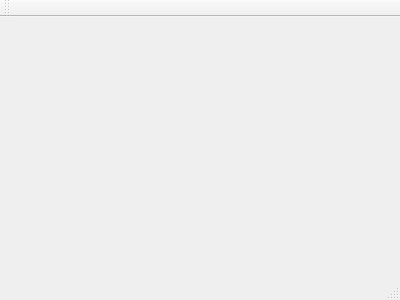
Old version of the form calculatorwindow.ui in the repository CS-Toku/Calculator.
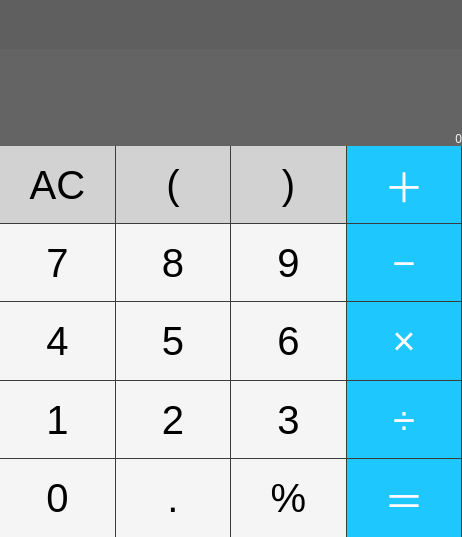
New version of the form.

Patch:
```diff
--- a/calculatorwindow.ui
+++ b/calculatorwindow.ui
@@ -1,24 +1,976 @@
 <ui version="4.0">
  <class>CalculatorWindow</class>
- <widget class="QMainWindow" name="CalculatorWindow" >
-  <property name="geometry" >
+ <widget class="QMainWindow" name="CalculatorWindow">
+  <property name="geometry">
    <rect>
     <x>0</x>
     <y>0</y>
-    <width>400</width>
-    <height>300</height>
+    <width>462</width>
+    <height>537</height>
    </rect>
   </property>
-  <property name="windowTitle" >
-   <string>CalculatorWindow</string>
+  <property name="minimumSize">
+   <size>
+    <width>230</width>
+    <height>285</height>
+   </size>
   </property>
-  <widget class="QMenuBar" name="menuBar" />
-  <widget class="QToolBar" name="mainToolBar" />
-  <widget class="QWidget" name="centralWidget" />
-  <widget class="QStatusBar" name="statusBar" />
+  <property name="windowTitle">
+   <string>Calculator</string>
+  </property>
+  <widget class="QWidget" name="centralWidget">
+   <layout class="QVBoxLayout" name="verticalLayout_2" stretch="1,2,8">
+    <property name="spacing">
+     <number>0</number>
+    </property>
+    <property name="sizeConstraint">
+     <enum>QLayout::SetDefaultConstraint</enum>
+    </property>
+    <property name="leftMargin">
+     <number>0</number>
+    </property>
+    <property name="topMargin">
+     <number>0</number>
+    </property>
+    <property name="rightMargin">
+     <number>0</number>
+    </property>
+    <property name="bottomMargin">
+     <number>0</number>
+    </property>
+    <item>
+     <widget class="QWidget" name="formulaWidget" native="true">
+      <property name="styleSheet">
+       <string notr="true">background-color: rgb(95, 95, 95);
+
+</string>
+      </property>
+      <layout class="QHBoxLayout" name="horizontalLayout_2">
+       <property name="spacing">
+        <number>0</number>
+       </property>
+       <property name="leftMargin">
+        <number>0</number>
+       </property>
+       <property name="topMargin">
+        <number>0</number>
+       </property>
+       <property name="rightMargin">
+        <number>0</number>
+       </property>
+       <property name="bottomMargin">
+        <number>0</number>
+       </property>
+       <item>
+        <spacer name="horizontalSpacer_2">
+         <property name="orientation">
+          <enum>Qt::Horizontal</enum>
+         </property>
+         <property name="sizeHint" stdset="0">
+          <size>
+           <width>40</width>
+           <height>20</height>
+          </size>
+         </property>
+        </spacer>
+       </item>
+       <item>
+        <widget class="QLabel" name="formulaDisplay">
+         <property name="styleSheet">
+          <string notr="true">color: rgb(245, 245, 245)</string>
+         </property>
+         <property name="text">
+          <string/>
+         </property>
+         <property name="alignment">
+          <set>Qt::AlignBottom|Qt::AlignRight|Qt::AlignTrailing</set>
+         </property>
+        </widget>
+       </item>
+      </layout>
+     </widget>
+    </item>
+    <item>
+     <widget class="QWidget" name="valueWidget" native="true">
+      <property name="styleSheet">
+       <string notr="true">background-color: rgb(100, 100, 100);
+</string>
+      </property>
+      <layout class="QHBoxLayout" name="horizontalLayout">
+       <property name="spacing">
+        <number>0</number>
+       </property>
+       <property name="leftMargin">
+        <number>0</number>
+       </property>
+       <property name="topMargin">
+        <number>0</number>
+       </property>
+       <property name="rightMargin">
+        <number>0</number>
+       </property>
+       <property name="bottomMargin">
+        <number>0</number>
+       </property>
+       <item>
+        <spacer name="horizontalSpacer">
+         <property name="orientation">
+          <enum>Qt::Horizontal</enum>
+         </property>
+         <property name="sizeHint" stdset="0">
+          <size>
+           <width>40</width>
+           <height>20</height>
+          </size>
+         </property>
+        </spacer>
+       </item>
+       <item>
+        <widget class="QLabel" name="valueDisplay">
+         <property name="styleSheet">
+          <string notr="true">color: rgb(245, 245, 245)</string>
+         </property>
+         <property name="text">
+          <string>0</string>
+         </property>
+         <property name="alignment">
+          <set>Qt::AlignBottom|Qt::AlignRight|Qt::AlignTrailing</set>
+         </property>
+        </widget>
+       </item>
+      </layout>
+     </widget>
+    </item>
+    <item>
+     <layout class="QGridLayout" name="gridLayout" rowstretch="1,1,1,1,1" columnstretch="1,1,1,1">
+      <property name="sizeConstraint">
+       <enum>QLayout::SetFixedSize</enum>
+      </property>
+      <property name="leftMargin">
+       <number>0</number>
+      </property>
+      <property name="spacing">
+       <number>0</number>
+      </property>
+      <item row="2" column="0">
+       <widget class="QPushButton" name="pushButton_9">
+        <property name="sizePolicy">
+         <sizepolicy hsizetype="MinimumExpanding" vsizetype="MinimumExpanding">
+          <horstretch>0</horstretch>
+          <verstretch>0</verstretch>
+         </sizepolicy>
+        </property>
+        <property name="font">
+         <font>
+          <pointsize>30</pointsize>
+          <weight>50</weight>
+          <italic>false</italic>
+          <bold>false</bold>
+          <underline>false</underline>
+          <strikeout>false</strikeout>
+          <stylestrategy>PreferDefault</stylestrategy>
+          <kerning>true</kerning>
+         </font>
+        </property>
+        <property name="styleSheet">
+         <string notr="true">QPushButton{
+	background-color: rgb(245, 245, 245);
+	border: none;
+	border-bottom: 1px solid rgb(60, 60, 60);
+	border-right: 1px solid rgb(60, 60, 60);
+}
+QPushButton:pressed {
+    background-color: rgb(170, 170, 170);
+}
+</string>
+        </property>
+        <property name="text">
+         <string>4</string>
+        </property>
+        <property name="flat">
+         <bool>false</bool>
+        </property>
+       </widget>
+      </item>
+      <item row="3" column="2">
+       <widget class="QPushButton" name="pushButton_15">
+        <property name="sizePolicy">
+         <sizepolicy hsizetype="MinimumExpanding" vsizetype="MinimumExpanding">
+          <horstretch>0</horstretch>
+          <verstretch>0</verstretch>
+         </sizepolicy>
+        </property>
+        <property name="font">
+         <font>
+          <pointsize>30</pointsize>
+          <weight>50</weight>
+          <italic>false</italic>
+          <bold>false</bold>
+          <underline>false</underline>
+          <strikeout>false</strikeout>
+          <stylestrategy>PreferDefault</stylestrategy>
+          <kerning>true</kerning>
+         </font>
+        </property>
+        <property name="styleSheet">
+         <string notr="true">QPushButton{
+	background-color: rgb(245, 245, 245);
+	border: none;
+	border-bottom: 1px solid rgb(60, 60, 60);
+	border-right: 1px solid rgb(60, 60, 60);
+}
+QPushButton:pressed {
+    background-color: rgb(170, 170, 170);
+}
+</string>
+        </property>
+        <property name="text">
+         <string>3</string>
+        </property>
+        <property name="flat">
+         <bool>false</bool>
+        </property>
+       </widget>
+      </item>
+      <item row="4" column="3">
+       <widget class="QPushButton" name="pushButton_20">
+        <property name="sizePolicy">
+         <sizepolicy hsizetype="MinimumExpanding" vsizetype="MinimumExpanding">
+          <horstretch>0</horstretch>
+          <verstretch>0</verstretch>
+         </sizepolicy>
+        </property>
+        <property name="font">
+         <font>
+          <pointsize>30</pointsize>
+          <weight>50</weight>
+          <italic>false</italic>
+          <bold>false</bold>
+          <underline>false</underline>
+          <strikeout>false</strikeout>
+          <stylestrategy>PreferDefault</stylestrategy>
+          <kerning>true</kerning>
+         </font>
+        </property>
+        <property name="styleSheet">
+         <string notr="true">QPushButton{
+	background-color: rgb(30, 200, 255);
+	border: none;
+	border-right: 1px solid rgb(60, 60, 60);
+	color: rgb(250, 250, 250);
+}
+QPushButton:pressed {
+    background-color: rgb(25, 160, 205);
+}
+</string>
+        </property>
+        <property name="text">
+         <string>＝</string>
+        </property>
+        <property name="flat">
+         <bool>false</bool>
+        </property>
+       </widget>
+      </item>
+      <item row="3" column="3">
+       <widget class="QPushButton" name="pushButton_16">
+        <property name="sizePolicy">
+         <sizepolicy hsizetype="MinimumExpanding" vsizetype="MinimumExpanding">
+          <horstretch>0</horstretch>
+          <verstretch>0</verstretch>
+         </sizepolicy>
+        </property>
+        <property name="font">
+         <font>
+          <pointsize>30</pointsize>
+          <weight>50</weight>
+          <italic>false</italic>
+          <bold>false</bold>
+          <underline>false</underline>
+          <strikeout>false</strikeout>
+          <stylestrategy>PreferDefault</stylestrategy>
+          <kerning>true</kerning>
+         </font>
+        </property>
+        <property name="styleSheet">
+         <string notr="true">QPushButton{
+	background-color: rgb(30, 200, 255);
+	border: none;
+	border-bottom: 1px solid rgb(60, 60, 60);
+	border-right: 1px solid rgb(60, 60, 60);
+	color: rgb(250, 250, 250);
+}
+QPushButton:pressed {
+    background-color: rgb(25, 160, 205);
+}
+</string>
+        </property>
+        <property name="text">
+         <string>÷</string>
+        </property>
+        <property name="flat">
+         <bool>false</bool>
+        </property>
+       </widget>
+      </item>
+      <item row="0" column="0">
+       <widget class="QPushButton" name="pushButton">
+        <property name="enabled">
+         <bool>true</bool>
+        </property>
+        <property name="sizePolicy">
+         <sizepolicy hsizetype="MinimumExpanding" vsizetype="MinimumExpanding">
+          <horstretch>0</horstretch>
+          <verstretch>0</verstretch>
+         </sizepolicy>
+        </property>
+        <property name="font">
+         <font>
+          <pointsize>30</pointsize>
+          <weight>50</weight>
+          <italic>false</italic>
+          <bold>false</bold>
+          <underline>false</underline>
+          <strikeout>false</strikeout>
+          <stylestrategy>PreferDefault</stylestrategy>
+          <kerning>true</kerning>
+         </font>
+        </property>
+        <property name="layoutDirection">
+         <enum>Qt::LeftToRight</enum>
+        </property>
+        <property name="styleSheet">
+         <string notr="true">QPushButton{
+	background-color: rgb(210, 210, 210);
+	border: none;
+	border-bottom: 1px solid rgb(60, 60, 60);
+	border-right: 1px solid rgb(60, 60, 60);
+}
+QPushButton:pressed {
+    background-color: rgb(170, 170, 170);
+}
+</string>
+        </property>
+        <property name="text">
+         <string>AC</string>
+        </property>
+        <property name="autoDefault">
+         <bool>false</bool>
+        </property>
+        <property name="default">
+         <bool>false</bool>
+        </property>
+        <property name="flat">
+         <bool>false</bool>
+        </property>
+       </widget>
+      </item>
+      <item row="2" column="1">
+       <widget class="QPushButton" name="pushButton_10">
+        <property name="sizePolicy">
+         <sizepolicy hsizetype="MinimumExpanding" vsizetype="Preferred">
+          <horstretch>0</horstretch>
+          <verstretch>0</verstretch>
+         </sizepolicy>
+        </property>
+        <property name="font">
+         <font>
+          <pointsize>30</pointsize>
+          <weight>50</weight>
+          <italic>false</italic>
+          <bold>false</bold>
+          <underline>false</underline>
+          <strikeout>false</strikeout>
+          <stylestrategy>PreferDefault</stylestrategy>
+          <kerning>true</kerning>
+         </font>
+        </property>
+        <property name="styleSheet">
+         <string notr="true">QPushButton{
+	background-color: rgb(245, 245, 245);
+	border: none;
+	border-bottom: 1px solid rgb(60, 60, 60);
+	border-right: 1px solid rgb(60, 60, 60);
+}
+QPushButton:pressed {
+    background-color: rgb(170, 170, 170);
+}
+</string>
+        </property>
+        <property name="text">
+         <string>5</string>
+        </property>
+        <property name="flat">
+         <bool>false</bool>
+        </property>
+       </widget>
+      </item>
+      <item row="0" column="3">
+       <widget class="QPushButton" name="pushButton_4">
+        <property name="sizePolicy">
+         <sizepolicy hsizetype="Preferred" vsizetype="Preferred">
+          <horstretch>0</horstretch>
+          <verstretch>0</verstretch>
+         </sizepolicy>
+        </property>
+        <property name="font">
+         <font>
+          <pointsize>30</pointsize>
+          <weight>50</weight>
+          <italic>false</italic>
+          <bold>false</bold>
+          <underline>false</underline>
+          <strikeout>false</strikeout>
+          <stylestrategy>PreferDefault</stylestrategy>
+          <kerning>true</kerning>
+         </font>
+        </property>
+        <property name="styleSheet">
+         <string notr="true">QPushButton{
+	background-color: rgb(30, 200, 255);
+	border: none;
+	border-bottom: 1px solid rgb(60, 60, 60);
+	border-right: 1px solid rgb(60, 60, 60);
+	color: rgb(250, 250, 250);
+}
+QPushButton:pressed {
+    background-color: rgb(25, 160, 205);
+}
+</string>
+        </property>
+        <property name="text">
+         <string>＋</string>
+        </property>
+        <property name="flat">
+         <bool>false</bool>
+        </property>
+       </widget>
+      </item>
+      <item row="3" column="0">
+       <widget class="QPushButton" name="pushButton_13">
+        <property name="sizePolicy">
+         <sizepolicy hsizetype="MinimumExpanding" vsizetype="MinimumExpanding">
+          <horstretch>0</horstretch>
+          <verstretch>0</verstretch>
+         </sizepolicy>
+        </property>
+        <property name="font">
+         <font>
+          <pointsize>30</pointsize>
+          <weight>50</weight>
+          <italic>false</italic>
+          <bold>false</bold>
+          <underline>false</underline>
+          <strikeout>false</strikeout>
+          <stylestrategy>PreferDefault</stylestrategy>
+          <kerning>true</kerning>
+         </font>
+        </property>
+        <property name="styleSheet">
+         <string notr="true">QPushButton{
+	background-color: rgb(245, 245, 245);
+	border: none;
+	border-bottom: 1px solid rgb(60, 60, 60);
+	border-right: 1px solid rgb(60, 60, 60);
+}
+QPushButton:pressed {
+    background-color: rgb(170, 170, 170);
+}
+</string>
+        </property>
+        <property name="text">
+         <string>1</string>
+        </property>
+        <property name="flat">
+         <bool>false</bool>
+        </property>
+       </widget>
+      </item>
+      <item row="1" column="2">
+       <widget class="QPushButton" name="pushButton_7">
+        <property name="sizePolicy">
+         <sizepolicy hsizetype="MinimumExpanding" vsizetype="MinimumExpanding">
+          <horstretch>0</horstretch>
+          <verstretch>0</verstretch>
+         </sizepolicy>
+        </property>
+        <property name="font">
+         <font>
+          <pointsize>30</pointsize>
+          <weight>50</weight>
+          <italic>false</italic>
+          <bold>false</bold>
+          <underline>false</underline>
+          <strikeout>false</strikeout>
+          <stylestrategy>PreferDefault</stylestrategy>
+          <kerning>true</kerning>
+         </font>
+        </property>
+        <property name="styleSheet">
+         <string notr="true">QPushButton{
+	background-color: rgb(245, 245, 245);
+	border: none;
+	border-bottom: 1px solid rgb(60, 60, 60);
+	border-right: 1px solid rgb(60, 60, 60);
+}
+QPushButton:pressed {
+    background-color: rgb(170, 170, 170);
+}
+</string>
+        </property>
+        <property name="text">
+         <string>9</string>
+        </property>
+        <property name="flat">
+         <bool>false</bool>
+        </property>
+       </widget>
+      </item>
+      <item row="0" column="2">
+       <widget class="QPushButton" name="pushButton_3">
+        <property name="sizePolicy">
+         <sizepolicy hsizetype="MinimumExpanding" vsizetype="MinimumExpanding">
+          <horstretch>0</horstretch>
+          <verstretch>0</verstretch>
+         </sizepolicy>
+        </property>
+        <property name="font">
+         <font>
+          <pointsize>30</pointsize>
+          <weight>50</weight>
+          <italic>false</italic>
+          <bold>false</bold>
+          <underline>false</underline>
+          <strikeout>false</strikeout>
+          <stylestrategy>PreferDefault</stylestrategy>
+          <kerning>true</kerning>
+         </font>
+        </property>
+        <property name="styleSheet">
+         <string notr="true">QPushButton{
+	background-color: rgb(210, 210, 210);
+	border: none;
+	border-bottom: 1px solid rgb(60, 60, 60);
+	border-right: 1px solid rgb(60, 60, 60);
+}
+QPushButton:pressed {
+    background-color: rgb(170, 170, 170);
+}
+</string>
+        </property>
+        <property name="text">
+         <string>)</string>
+        </property>
+        <property name="flat">
+         <bool>false</bool>
+        </property>
+       </widget>
+      </item>
+      <item row="1" column="3">
+       <widget class="QPushButton" name="pushButton_8">
+        <property name="sizePolicy">
+         <sizepolicy hsizetype="Preferred" vsizetype="MinimumExpanding">
+          <horstretch>0</horstretch>
+          <verstretch>0</verstretch>
+         </sizepolicy>
+        </property>
+        <property name="font">
+         <font>
+          <pointsize>30</pointsize>
+          <weight>50</weight>
+          <italic>false</italic>
+          <bold>false</bold>
+          <underline>false</underline>
+          <strikeout>false</strikeout>
+          <stylestrategy>PreferDefault</stylestrategy>
+          <kerning>true</kerning>
+         </font>
+        </property>
+        <property name="styleSheet">
+         <string notr="true">QPushButton{
+	background-color: rgb(30, 200, 255);
+	border: none;
+	border-bottom: 1px solid rgb(60, 60, 60);
+	border-right: 1px solid rgb(60, 60, 60);
+	color: rgb(250, 250, 250);
+}
+QPushButton:pressed {
+    background-color: rgb(25, 160, 205);
+}
+</string>
+        </property>
+        <property name="text">
+         <string>−</string>
+        </property>
+        <property name="flat">
+         <bool>false</bool>
+        </property>
+       </widget>
+      </item>
+      <item row="1" column="0">
+       <widget class="QPushButton" name="pushButton_5">
+        <property name="sizePolicy">
+         <sizepolicy hsizetype="MinimumExpanding" vsizetype="MinimumExpanding">
+          <horstretch>0</horstretch>
+          <verstretch>0</verstretch>
+         </sizepolicy>
+        </property>
+        <property name="font">
+         <font>
+          <pointsize>30</pointsize>
+          <weight>50</weight>
+          <italic>false</italic>
+          <bold>false</bold>
+          <underline>false</underline>
+          <strikeout>false</strikeout>
+          <stylestrategy>PreferDefault</stylestrategy>
+          <kerning>true</kerning>
+         </font>
+        </property>
+        <property name="styleSheet">
+         <string notr="true">QPushButton{
+	background-color: rgb(245, 245, 245);
+	border: none;
+	border-bottom: 1px solid rgb(60, 60, 60);
+	border-right: 1px solid rgb(60, 60, 60);
+}
+QPushButton:pressed {
+    background-color: rgb(170, 170, 170);
+}
+</string>
+        </property>
+        <property name="text">
+         <string>7</string>
+        </property>
+        <property name="flat">
+         <bool>false</bool>
+        </property>
+       </widget>
+      </item>
+      <item row="0" column="1">
+       <widget class="QPushButton" name="pushButton_2">
+        <property name="sizePolicy">
+         <sizepolicy hsizetype="MinimumExpanding" vsizetype="MinimumExpanding">
+          <horstretch>0</horstretch>
+          <verstretch>0</verstretch>
+         </sizepolicy>
+        </property>
+        <property name="font">
+         <font>
+          <pointsize>30</pointsize>
+          <weight>50</weight>
+          <italic>false</italic>
+          <bold>false</bold>
+          <underline>false</underline>
+          <strikeout>false</strikeout>
+          <stylestrategy>PreferDefault</stylestrategy>
+          <kerning>true</kerning>
+         </font>
+        </property>
+        <property name="styleSheet">
+         <string notr="true">QPushButton{
+	background-color: rgb(210, 210, 210);
+	border: none;
+	border-bottom: 1px solid rgb(60, 60, 60);
+	border-right: 1px solid rgb(60, 60, 60);
+}
+QPushButton:pressed {
+    background-color: rgb(170, 170, 170);
+}
+</string>
+        </property>
+        <property name="text">
+         <string>(</string>
+        </property>
+        <property name="flat">
+         <bool>false</bool>
+        </property>
+       </widget>
+      </item>
+      <item row="1" column="1">
+       <widget class="QPushButton" name="pushButton_6">
+        <property name="sizePolicy">
+         <sizepolicy hsizetype="MinimumExpanding" vsizetype="MinimumExpanding">
+          <horstretch>0</horstretch>
+          <verstretch>0</verstretch>
+         </sizepolicy>
+        </property>
+        <property name="font">
+         <font>
+          <pointsize>30</pointsize>
+          <weight>50</weight>
+          <italic>false</italic>
+          <bold>false</bold>
+          <underline>false</underline>
+          <strikeout>false</strikeout>
+          <stylestrategy>PreferDefault</stylestrategy>
+          <kerning>true</kerning>
+         </font>
+        </property>
+        <property name="styleSheet">
+         <string notr="true">QPushButton{
+	background-color: rgb(245, 245, 245);
+	border: none;
+	border-bottom: 1px solid rgb(60, 60, 60);
+	border-right: 1px solid rgb(60, 60, 60);
+}
+QPushButton:pressed {
+    background-color: rgb(170, 170, 170);
+}
+</string>
+        </property>
+        <property name="text">
+         <string>8</string>
+        </property>
+        <property name="flat">
+         <bool>false</bool>
+        </property>
+       </widget>
+      </item>
+      <item row="3" column="1">
+       <widget class="QPushButton" name="pushButton_14">
+        <property name="sizePolicy">
+         <sizepolicy hsizetype="MinimumExpanding" vsizetype="MinimumExpanding">
+          <horstretch>0</horstretch>
+          <verstretch>0</verstretch>
+         </sizepolicy>
+        </property>
+        <property name="font">
+         <font>
+          <pointsize>30</pointsize>
+          <weight>50</weight>
+          <italic>false</italic>
+          <bold>false</bold>
+          <underline>false</underline>
+          <strikeout>false</strikeout>
+          <stylestrategy>PreferDefault</stylestrategy>
+          <kerning>true</kerning>
+         </font>
+        </property>
+        <property name="styleSheet">
+         <string notr="true">QPushButton{
+	background-color: rgb(245, 245, 245);
+	border: none;
+	border-bottom: 1px solid rgb(60, 60, 60);
+	border-right: 1px solid rgb(60, 60, 60);
+}
+QPushButton:pressed {
+    background-color: rgb(170, 170, 170);
+}
+</string>
+        </property>
+        <property name="text">
+         <string>2</string>
+        </property>
+        <property name="flat">
+         <bool>false</bool>
+        </property>
+       </widget>
+      </item>
+      <item row="2" column="2">
+       <widget class="QPushButton" name="pushButton_11">
+        <property name="sizePolicy">
+         <sizepolicy hsizetype="MinimumExpanding" vsizetype="MinimumExpanding">
+          <horstretch>0</horstretch>
+          <verstretch>0</verstretch>
+         </sizepolicy>
+        </property>
+        <property name="font">
+         <font>
+          <pointsize>30</pointsize>
+          <weight>50</weight>
+          <italic>false</italic>
+          <bold>false</bold>
+          <underline>false</underline>
+          <strikeout>false</strikeout>
+          <stylestrategy>PreferDefault</stylestrategy>
+          <kerning>true</kerning>
+         </font>
+        </property>
+        <property name="styleSheet">
+         <string notr="true">QPushButton{
+	background-color: rgb(245, 245, 245);
+	border: none;
+	border-bottom: 1px solid rgb(60, 60, 60);
+	border-right: 1px solid rgb(60, 60, 60);
+}
+QPushButton:pressed {
+    background-color: rgb(170, 170, 170);
+}
+</string>
+        </property>
+        <property name="text">
+         <string>6</string>
+        </property>
+        <property name="flat">
+         <bool>false</bool>
+        </property>
+       </widget>
+      </item>
+      <item row="2" column="3">
+       <widget class="QPushButton" name="pushButton_12">
+        <property name="sizePolicy">
+         <sizepolicy hsizetype="MinimumExpanding" vsizetype="MinimumExpanding">
+          <horstretch>0</horstretch>
+          <verstretch>0</verstretch>
+         </sizepolicy>
+        </property>
+        <property name="font">
+         <font>
+          <pointsize>30</pointsize>
+          <weight>50</weight>
+          <italic>false</italic>
+          <bold>false</bold>
+          <underline>false</underline>
+          <strikeout>false</strikeout>
+          <stylestrategy>PreferDefault</stylestrategy>
+          <kerning>true</kerning>
+         </font>
+        </property>
+        <property name="styleSheet">
+         <string notr="true">QPushButton{
+	background-color: rgb(30, 200, 255);
+	border: none;
+	border-bottom: 1px solid rgb(60, 60, 60);
+	border-right: 1px solid rgb(60, 60, 60);
+	color: rgb(250, 250, 250);
+}
+QPushButton:pressed {
+    background-color: rgb(25, 160, 205);
+}
+</string>
+        </property>
+        <property name="text">
+         <string>×</string>
+        </property>
+        <property name="flat">
+         <bool>false</bool>
+        </property>
+       </widget>
+      </item>
+      <item row="4" column="0">
+       <widget class="QPushButton" name="pushButton_17">
+        <property name="sizePolicy">
+         <sizepolicy hsizetype="MinimumExpanding" vsizetype="MinimumExpanding">
+          <horstretch>0</horstretch>
+          <verstretch>0</verstretch>
+         </sizepolicy>
+        </property>
+        <property name="font">
+         <font>
+          <pointsize>30</pointsize>
+          <weight>50</weight>
+          <italic>false</italic>
+          <bold>false</bold>
+          <underline>false</underline>
+          <strikeout>false</strikeout>
+          <stylestrategy>PreferDefault</stylestrategy>
+          <kerning>true</kerning>
+         </font>
+        </property>
+        <property name="styleSheet">
+         <string notr="true">QPushButton{
+	background-color: rgb(245, 245, 245);
+	border: none;
+	border-right: 1px solid rgb(60, 60, 60);
+}
+QPushButton:pressed {
+    background-color: rgb(170, 170, 170);
+}
+</string>
+        </property>
+        <property name="text">
+         <string>0</string>
+        </property>
+        <property name="flat">
+         <bool>false</bool>
+        </property>
+       </widget>
+      </item>
+      <item row="4" column="2">
+       <widget class="QPushButton" name="pushButton_19">
+        <property name="sizePolicy">
+         <sizepolicy hsizetype="MinimumExpanding" vsizetype="Preferred">
+          <horstretch>0</horstretch>
+          <verstretch>0</verstretch>
+         </sizepolicy>
+        </property>
+        <property name="font">
+         <font>
+          <pointsize>30</pointsize>
+          <weight>50</weight>
+          <italic>false</italic>
+          <bold>false</bold>
+          <underline>false</underline>
+          <strikeout>false</strikeout>
+          <stylestrategy>PreferDefault</stylestrategy>
+          <kerning>true</kerning>
+         </font>
+        </property>
+        <property name="styleSheet">
+         <string notr="true">QPushButton{
+	background-color: rgb(245, 245, 245);
+	border: none;
+	border-right: 1px solid rgb(60, 60, 60);
+}
+QPushButton:pressed {
+    background-color: rgb(170, 170, 170);
+}
+</string>
+        </property>
+        <property name="text">
+         <string>%</string>
+        </property>
+        <property name="flat">
+         <bool>false</bool>
+        </property>
+       </widget>
+      </item>
+      <item row="4" column="1">
+       <widget class="QPushButton" name="pushButton_18">
+        <property name="sizePolicy">
+         <sizepolicy hsizetype="MinimumExpanding" vsizetype="MinimumExpanding">
+          <horstretch>0</horstretch>
+          <verstretch>0</verstretch>
+         </sizepolicy>
+        </property>
+        <property name="font">
+         <font>
+          <pointsize>30</pointsize>
+          <weight>50</weight>
+          <italic>false</italic>
+          <bold>false</bold>
+          <underline>false</underline>
+          <strikeout>false</strikeout>
+          <stylestrategy>PreferDefault</stylestrategy>
+          <kerning>true</kerning>
+         </font>
+        </property>
+        <property name="styleSheet">
+         <string notr="true">QPushButton{
+	background-color: rgb(245, 245, 245);
+	border: none;
+	border-right: 1px solid rgb(60, 60, 60);
+}
+QPushButton:pressed {
+    background-color: rgb(170, 170, 170);
+}
+</string>
+        </property>
+        <property name="text">
+         <string>.</string>
+        </property>
+        <property name="flat">
+         <bool>false</bool>
+        </property>
+       </widget>
+      </item>
+     </layout>
+    </item>
+   </layout>
+  </widget>
  </widget>
- <layoutDefault spacing="6" margin="11" />
- <pixmapfunction></pixmapfunction>
+ <layoutdefault spacing="6" margin="11"/>
  <resources/>
  <connections/>
 </ui>
```
Left out of the diff: 1 changed line with no effect on the pictures.
